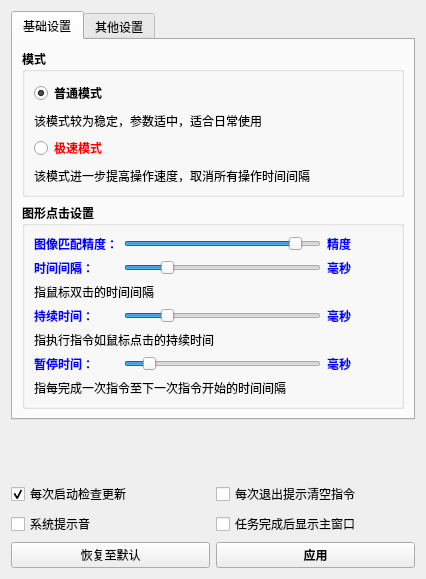
The window that 窗体/setting.ui (FsterThanLight/automatic_clicker_2) describes before a commit, drawn with Qt 5.
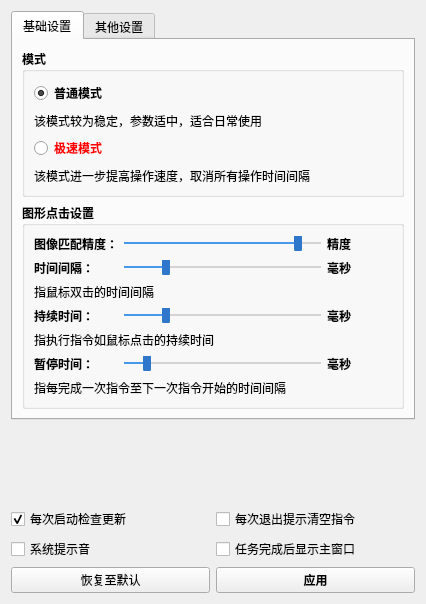
The same window after the commit. Icons and pictures are not drawn.

The edit to the form file:
```diff
--- a/窗体/setting.ui
+++ b/窗体/setting.ui
@@ -7,7 +7,7 @@
     <x>0</x>
     <y>0</y>
     <width>426</width>
-    <height>579</height>
+    <height>604</height>
    </rect>
   </property>
   <property name="font">
@@ -22,6 +22,24 @@
    <iconset resource="../images.qrc">
     <normaloff>:/按钮图标/窗体/res/图标.png</normaloff>:/按钮图标/窗体/res/图标.png</iconset>
   </property>
+  <property name="styleSheet">
+   <string notr="true">QSlider::groove:horizontal {
+            border: none;
+            height: 2px;
+            background-color: lightgray;
+        }
+
+        QSlider::handle:horizontal {
+            background-color: #2f77cb;
+            width: 8px;
+            margin: -9px 0px -9px 0px;
+            border-radius: 4px;
+        }
+
+        QSlider::sub-page:horizontal {
+            background-color: #4898ec;
+        }</string>
+  </property>
   <layout class="QVBoxLayout" name="verticalLayout_3">
    <item>
     <widget class="QTabWidget" name="tabWidget">
@@ -263,43 +281,6 @@
             </item>
             <item row="0" column="4">
              <widget class="QLabel" name="label_4">
-              <property name="palette">
-               <palette>
-                <active>
-                 <colorrole role="WindowText">
-                  <brush brushstyle="SolidPattern">
-                   <color alpha="255">
-                    <red>0</red>
-                    <green>0</green>
-                    <blue>255</blue>
-                   </color>
-                  </brush>
-                 </colorrole>
-                </active>
-                <inactive>
-                 <colorrole role="WindowText">
-                  <brush brushstyle="SolidPattern">
-                   <color alpha="255">
-                    <red>0</red>
-                    <green>0</green>
-                    <blue>255</blue>
-                   </color>
-                  </brush>
-                 </colorrole>
-                </inactive>
-                <disabled>
-                 <colorrole role="WindowText">
-                  <brush brushstyle="SolidPattern">
-                   <color alpha="255">
-                    <red>120</red>
-                    <green>120</green>
-                    <blue>120</blue>
-                   </color>
-                  </brush>
-                 </colorrole>
-                </disabled>
-               </palette>
-              </property>
               <property name="text">
                <string>精度</string>
               </property>
@@ -307,43 +288,6 @@
             </item>
             <item row="1" column="4">
              <widget class="QLabel" name="label_6">
-              <property name="palette">
-               <palette>
-                <active>
-                 <colorrole role="WindowText">
-                  <brush brushstyle="SolidPattern">
-                   <color alpha="255">
-                    <red>0</red>
-                    <green>0</green>
-                    <blue>255</blue>
-                   </color>
-                  </brush>
-                 </colorrole>
-                </active>
-                <inactive>
-                 <colorrole role="WindowText">
-                  <brush brushstyle="SolidPattern">
-                   <color alpha="255">
-                    <red>0</red>
-                    <green>0</green>
-                    <blue>255</blue>
-                   </color>
-                  </brush>
-                 </colorrole>
-                </inactive>
-                <disabled>
-                 <colorrole role="WindowText">
-                  <brush brushstyle="SolidPattern">
-                   <color alpha="255">
-                    <red>120</red>
-                    <green>120</green>
-                    <blue>120</blue>
-                   </color>
-                  </brush>
-                 </colorrole>
-                </disabled>
-               </palette>
-              </property>
               <property name="text">
                <string>毫秒</string>
               </property>
@@ -351,43 +295,6 @@
             </item>
             <item row="3" column="4">
              <widget class="QLabel" name="label_8">
-              <property name="palette">
-               <palette>
-                <active>
-                 <colorrole role="WindowText">
-                  <brush brushstyle="SolidPattern">
-                   <color alpha="255">
-                    <red>0</red>
-                    <green>0</green>
-                    <blue>255</blue>
-                   </color>
-                  </brush>
-                 </colorrole>
-                </active>
-                <inactive>
-                 <colorrole role="WindowText">
-                  <brush brushstyle="SolidPattern">
-                   <color alpha="255">
-                    <red>0</red>
-                    <green>0</green>
-                    <blue>255</blue>
-                   </color>
-                  </brush>
-                 </colorrole>
-                </inactive>
-                <disabled>
-                 <colorrole role="WindowText">
-                  <brush brushstyle="SolidPattern">
-                   <color alpha="255">
-                    <red>120</red>
-                    <green>120</green>
-                    <blue>120</blue>
-                   </color>
-                  </brush>
-                 </colorrole>
-                </disabled>
-               </palette>
-              </property>
               <property name="text">
                <string>毫秒</string>
               </property>
@@ -414,97 +321,6 @@
             </item>
             <item row="3" column="0">
              <widget class="QLabel" name="label_7">
-              <property name="palette">
-               <palette>
-                <active>
-                 <colorrole role="WindowText">
-                  <brush brushstyle="SolidPattern">
-                   <color alpha="255">
-                    <red>0</red>
-                    <green>0</green>
-                    <blue>255</blue>
-                   </color>
-                  </brush>
-                 </colorrole>
-                 <colorrole role="Text">
-                  <brush brushstyle="SolidPattern">
-                   <color alpha="255">
-                    <red>0</red>
-                    <green>0</green>
-                    <blue>255</blue>
-                   </color>
-                  </brush>
-                 </colorrole>
-                 <colorrole role="PlaceholderText">
-                  <brush brushstyle="SolidPattern">
-                   <color alpha="128">
-                    <red>0</red>
-                    <green>0</green>
-                    <blue>255</blue>
-                   </color>
-                  </brush>
-                 </colorrole>
-                </active>
-                <inactive>
-                 <colorrole role="WindowText">
-                  <brush brushstyle="SolidPattern">
-                   <color alpha="255">
-                    <red>0</red>
-                    <green>0</green>
-                    <blue>255</blue>
-                   </color>
-                  </brush>
-                 </colorrole>
-                 <colorrole role="Text">
-                  <brush brushstyle="SolidPattern">
-                   <color alpha="255">
-                    <red>0</red>
-                    <green>0</green>
-                    <blue>255</blue>
-                   </color>
-                  </brush>
-                 </colorrole>
-                 <colorrole role="PlaceholderText">
-                  <brush brushstyle="SolidPattern">
-                   <color alpha="128">
-                    <red>0</red>
-                    <green>0</green>
-                    <blue>255</blue>
-                   </color>
-                  </brush>
-                 </colorrole>
-                </inactive>
-                <disabled>
-                 <colorrole role="WindowText">
-                  <brush brushstyle="SolidPattern">
-                   <color alpha="255">
-                    <red>120</red>
-                    <green>120</green>
-                    <blue>120</blue>
-                   </color>
-                  </brush>
-                 </colorrole>
-                 <colorrole role="Text">
-                  <brush brushstyle="SolidPattern">
-                   <color alpha="255">
-                    <red>120</red>
-                    <green>120</green>
-                    <blue>120</blue>
-                   </color>
-                  </brush>
-                 </colorrole>
-                 <colorrole role="PlaceholderText">
-                  <brush brushstyle="SolidPattern">
-                   <color alpha="128">
-                    <red>0</red>
-                    <green>0</green>
-                    <blue>0</blue>
-                   </color>
-                  </brush>
-                 </colorrole>
-                </disabled>
-               </palette>
-              </property>
               <property name="font">
                <font>
                 <family>微软雅黑</family>
@@ -519,97 +335,6 @@
             </item>
             <item row="1" column="0">
              <widget class="QLabel" name="label_5">
-              <property name="palette">
-               <palette>
-                <active>
-                 <colorrole role="WindowText">
-                  <brush brushstyle="SolidPattern">
-                   <color alpha="255">
-                    <red>0</red>
-                    <green>0</green>
-                    <blue>255</blue>
-                   </color>
-                  </brush>
-                 </colorrole>
-                 <colorrole role="Text">
-                  <brush brushstyle="SolidPattern">
-                   <color alpha="255">
-                    <red>0</red>
-                    <green>0</green>
-                    <blue>255</blue>
-                   </color>
-                  </brush>
-                 </colorrole>
-                 <colorrole role="PlaceholderText">
-                  <brush brushstyle="SolidPattern">
-                   <color alpha="128">
-                    <red>0</red>
-                    <green>0</green>
-                    <blue>255</blue>
-                   </color>
-                  </brush>
-                 </colorrole>
-                </active>
-                <inactive>
-                 <colorrole role="WindowText">
-                  <brush brushstyle="SolidPattern">
-                   <color alpha="255">
-                    <red>0</red>
-                    <green>0</green>
-                    <blue>255</blue>
-                   </color>
-                  </brush>
-                 </colorrole>
-                 <colorrole role="Text">
-                  <brush brushstyle="SolidPattern">
-                   <color alpha="255">
-                    <red>0</red>
-                    <green>0</green>
-                    <blue>255</blue>
-                   </color>
-                  </brush>
-                 </colorrole>
-                 <colorrole role="PlaceholderText">
-                  <brush brushstyle="SolidPattern">
-                   <color alpha="128">
-                    <red>0</red>
-                    <green>0</green>
-                    <blue>255</blue>
-                   </color>
-                  </brush>
-                 </colorrole>
-                </inactive>
-                <disabled>
-                 <colorrole role="WindowText">
-                  <brush brushstyle="SolidPattern">
-                   <color alpha="255">
-                    <red>120</red>
-                    <green>120</green>
-                    <blue>120</blue>
-                   </color>
-                  </brush>
-                 </colorrole>
-                 <colorrole role="Text">
-                  <brush brushstyle="SolidPattern">
-                   <color alpha="255">
-                    <red>120</red>
-                    <green>120</green>
-                    <blue>120</blue>
-                   </color>
-                  </brush>
-                 </colorrole>
-                 <colorrole role="PlaceholderText">
-                  <brush brushstyle="SolidPattern">
-                   <color alpha="128">
-                    <red>0</red>
-                    <green>0</green>
-                    <blue>0</blue>
-                   </color>
-                  </brush>
-                 </colorrole>
-                </disabled>
-               </palette>
-              </property>
               <property name="font">
                <font>
                 <family>微软雅黑</family>
@@ -624,97 +349,6 @@
             </item>
             <item row="5" column="0">
              <widget class="QLabel" name="label_9">
-              <property name="palette">
-               <palette>
-                <active>
-                 <colorrole role="WindowText">
-                  <brush brushstyle="SolidPattern">
-                   <color alpha="255">
-                    <red>0</red>
-                    <green>0</green>
-                    <blue>255</blue>
-                   </color>
-                  </brush>
-                 </colorrole>
-                 <colorrole role="Text">
-                  <brush brushstyle="SolidPattern">
-                   <color alpha="255">
-                    <red>0</red>
-                    <green>0</green>
-                    <blue>255</blue>
-                   </color>
-                  </brush>
-                 </colorrole>
-                 <colorrole role="PlaceholderText">
-                  <brush brushstyle="SolidPattern">
-                   <color alpha="128">
-                    <red>0</red>
-                    <green>0</green>
-                    <blue>255</blue>
-                   </color>
-                  </brush>
-                 </colorrole>
-                </active>
-                <inactive>
-                 <colorrole role="WindowText">
-                  <brush brushstyle="SolidPattern">
-                   <color alpha="255">
-                    <red>0</red>
-                    <green>0</green>
-                    <blue>255</blue>
-                   </color>
-                  </brush>
-                 </colorrole>
-                 <colorrole role="Text">
-                  <brush brushstyle="SolidPattern">
-                   <color alpha="255">
-                    <red>0</red>
-                    <green>0</green>
-                    <blue>255</blue>
-                   </color>
-                  </brush>
-                 </colorrole>
-                 <colorrole role="PlaceholderText">
-                  <brush brushstyle="SolidPattern">
-                   <color alpha="128">
-                    <red>0</red>
-                    <green>0</green>
-                    <blue>255</blue>
-                   </color>
-                  </brush>
-                 </colorrole>
-                </inactive>
-                <disabled>
-                 <colorrole role="WindowText">
-                  <brush brushstyle="SolidPattern">
-                   <color alpha="255">
-                    <red>120</red>
-                    <green>120</green>
-                    <blue>120</blue>
-                   </color>
-                  </brush>
-                 </colorrole>
-                 <colorrole role="Text">
-                  <brush brushstyle="SolidPattern">
-                   <color alpha="255">
-                    <red>120</red>
-                    <green>120</green>
-                    <blue>120</blue>
-                   </color>
-                  </brush>
-                 </colorrole>
-                 <colorrole role="PlaceholderText">
-                  <brush brushstyle="SolidPattern">
-                   <color alpha="128">
-                    <red>0</red>
-                    <green>0</green>
-                    <blue>0</blue>
-                   </color>
-                  </brush>
-                 </colorrole>
-                </disabled>
-               </palette>
-              </property>
               <property name="font">
                <font>
                 <family>微软雅黑</family>
@@ -729,43 +363,6 @@
             </item>
             <item row="5" column="4">
              <widget class="QLabel" name="label_10">
-              <property name="palette">
-               <palette>
-                <active>
-                 <colorrole role="WindowText">
-                  <brush brushstyle="SolidPattern">
-                   <color alpha="255">
-                    <red>0</red>
-                    <green>0</green>
-                    <blue>255</blue>
-                   </color>
-                  </brush>
-                 </colorrole>
-                </active>
-                <inactive>
-                 <colorrole role="WindowText">
-                  <brush brushstyle="SolidPattern">
-                   <color alpha="255">
-                    <red>0</red>
-                    <green>0</green>
-                    <blue>255</blue>
-                   </color>
-                  </brush>
-                 </colorrole>
-                </inactive>
-                <disabled>
-                 <colorrole role="WindowText">
-                  <brush brushstyle="SolidPattern">
-                   <color alpha="255">
-                    <red>120</red>
-                    <green>120</green>
-                    <blue>120</blue>
-                   </color>
-                  </brush>
-                 </colorrole>
-                </disabled>
-               </palette>
-              </property>
               <property name="text">
                <string>毫秒</string>
               </property>
@@ -821,97 +418,6 @@
             </item>
             <item row="0" column="0">
              <widget class="QLabel" name="label_3">
-              <property name="palette">
-               <palette>
-                <active>
-                 <colorrole role="WindowText">
-                  <brush brushstyle="SolidPattern">
-                   <color alpha="255">
-                    <red>0</red>
-                    <green>0</green>
-                    <blue>255</blue>
-                   </color>
-                  </brush>
-                 </colorrole>
-                 <colorrole role="Text">
-                  <brush brushstyle="SolidPattern">
-                   <color alpha="255">
-                    <red>0</red>
-                    <green>0</green>
-                    <blue>255</blue>
-                   </color>
-                  </brush>
-                 </colorrole>
-                 <colorrole role="PlaceholderText">
-                  <brush brushstyle="SolidPattern">
-                   <color alpha="128">
-                    <red>0</red>
-                    <green>0</green>
-                    <blue>255</blue>
-                   </color>
-                  </brush>
-                 </colorrole>
-                </active>
-                <inactive>
-                 <colorrole role="WindowText">
-                  <brush brushstyle="SolidPattern">
-                   <color alpha="255">
-                    <red>0</red>
-                    <green>0</green>
-                    <blue>255</blue>
-                   </color>
-                  </brush>
-                 </colorrole>
-                 <colorrole role="Text">
-                  <brush brushstyle="SolidPattern">
-                   <color alpha="255">
-                    <red>0</red>
-                    <green>0</green>
-                    <blue>255</blue>
-                   </color>
-                  </brush>
-                 </colorrole>
-                 <colorrole role="PlaceholderText">
-                  <brush brushstyle="SolidPattern">
-                   <color alpha="128">
-                    <red>0</red>
-                    <green>0</green>
-                    <blue>255</blue>
-                   </color>
-                  </brush>
-                 </colorrole>
-                </inactive>
-                <disabled>
-                 <colorrole role="WindowText">
-                  <brush brushstyle="SolidPattern">
-                   <color alpha="255">
-                    <red>120</red>
-                    <green>120</green>
-                    <blue>120</blue>
-                   </color>
-                  </brush>
-                 </colorrole>
-                 <colorrole role="Text">
-                  <brush brushstyle="SolidPattern">
-                   <color alpha="255">
-                    <red>120</red>
-                    <green>120</green>
-                    <blue>120</blue>
-                   </color>
-                  </brush>
-                 </colorrole>
-                 <colorrole role="PlaceholderText">
-                  <brush brushstyle="SolidPattern">
-                   <color alpha="128">
-                    <red>0</red>
-                    <green>0</green>
-                    <blue>0</blue>
-                   </color>
-                  </brush>
-                 </colorrole>
-                </disabled>
-               </palette>
-              </property>
               <property name="font">
                <font>
                 <family>微软雅黑</family>
@@ -926,6 +432,9 @@
             </item>
             <item row="0" column="1" colspan="3">
              <widget class="QSlider" name="horizontalSlider">
+              <property name="styleSheet">
+               <string notr="true"/>
+              </property>
               <property name="maximum">
                <number>10</number>
               </property>
@@ -971,6 +480,9 @@
     <layout class="QGridLayout" name="gridLayout_3">
      <item row="0" column="1">
       <widget class="QCheckBox" name="checkBox_2">
+       <property name="styleSheet">
+        <string notr="true"/>
+       </property>
        <property name="text">
         <string>每次退出提示清空指令</string>
        </property>
@@ -996,6 +508,9 @@
          <bold>true</bold>
         </font>
        </property>
+       <property name="styleSheet">
+        <string notr="true"/>
+       </property>
        <property name="text">
         <string>应用</string>
        </property>
@@ -1006,6 +521,9 @@
        <property name="layoutDirection">
         <enum>Qt::LeftToRight</enum>
        </property>
+       <property name="styleSheet">
+        <string notr="true"/>
+       </property>
        <property name="text">
         <string>每次启动检查更新</string>
        </property>
```
